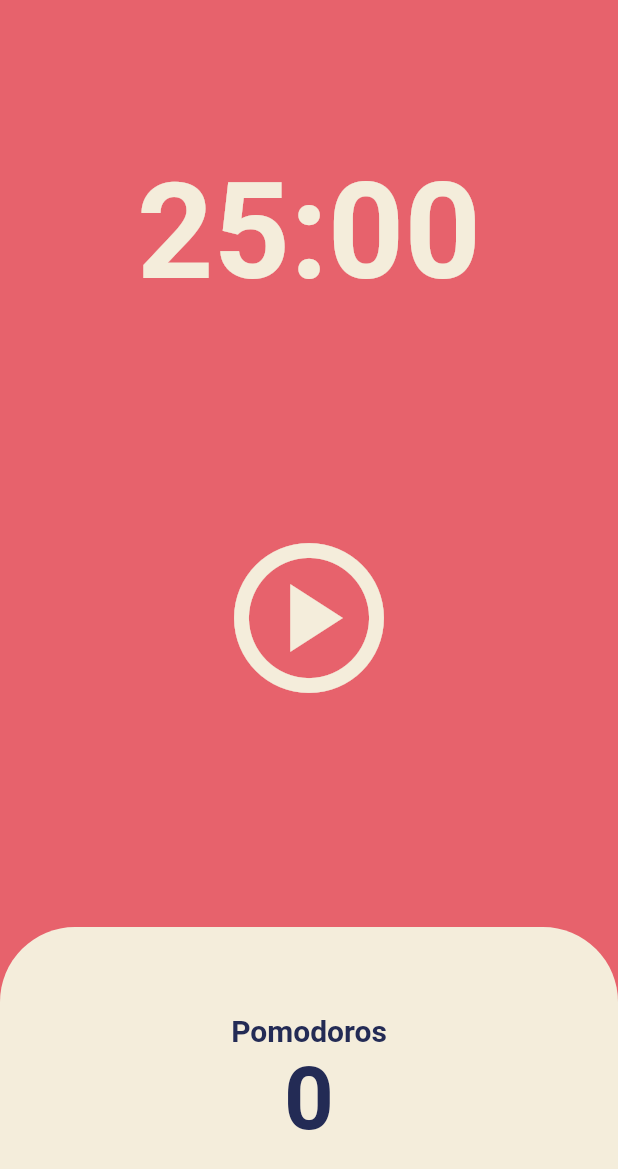
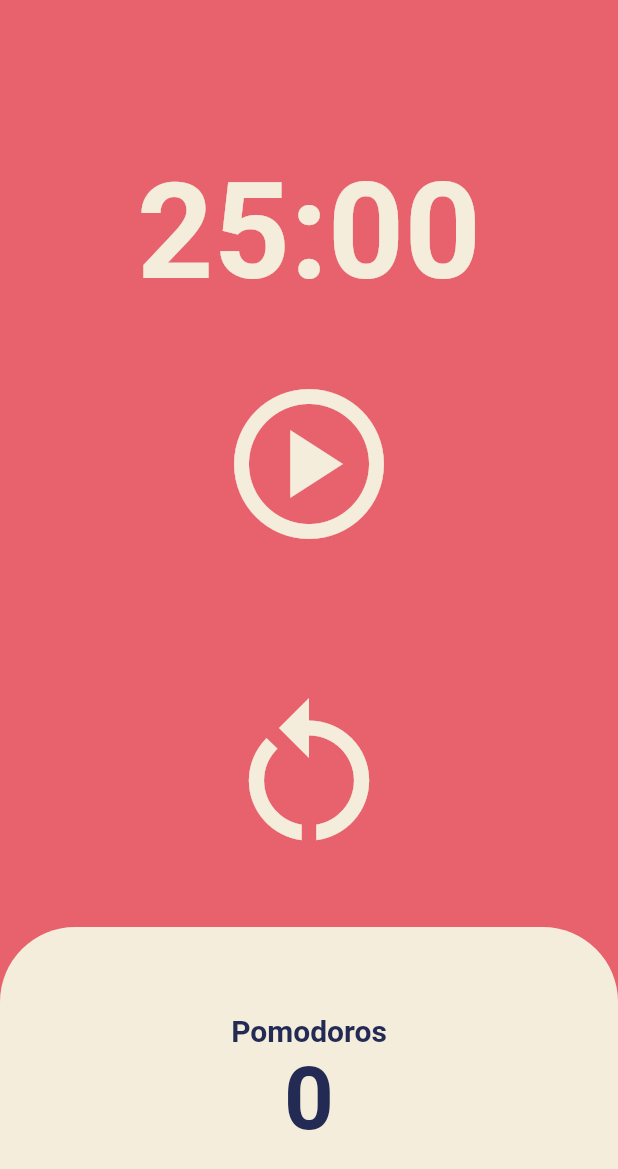
Before and after one commit to qws0708/2023_Flutter, a Flutter app: the screen it shows after launch, on a phone screen of 412 x 824 dp. Shown: the top 1169 px of the screen. Run offline on Flutter 3.47's test engine with Material 2 defaults, Android fonts, the phone set to English and light mode, and no system bars.

Commit message:
add restart button funtion

```diff
--- a/Pomodo_Application/lib/screens/home_screen.dart
+++ b/Pomodo_Application/lib/screens/home_screen.dart
@@ -10,7 +10,7 @@ class HomeScreen extends StatefulWidget {
 }
 
 class _HomeScreenState extends State<HomeScreen> {
-  static const twentyFiveMinutes = 1500;
+  static const twentyFiveMinutes = 1500; // timer 시간 설정
   int totalSeconds = twentyFiveMinutes;
   bool isRunning = false;
   int totalPomodoros = 0;
@@ -50,6 +50,14 @@ class _HomeScreenState extends State<HomeScreen> {
     });
   }
 
+  void onRestartPressed() {
+    timer.cancel();
+    setState(() {
+      totalSeconds = twentyFiveMinutes;
+      isRunning = false;
+    });
+  }
+
   String format(int seconds) {
     var duration = Duration(seconds: seconds);
     return duration.toString().split('.').first.substring(2, 7);
@@ -75,7 +83,7 @@ class _HomeScreenState extends State<HomeScreen> {
             ),
           ),
           Flexible(
-            flex: 2,
+            flex: 1,
             child: Center(
               child: IconButton(
                 iconSize: 120,
@@ -84,6 +92,17 @@ class _HomeScreenState extends State<HomeScreen> {
                     ? Icons.pause_circle_outlined
                     : Icons.play_circle_outlined),
                 onPressed: isRunning ? onPausePressed : onStartPressed,
+              ),
+            ),
+          ),
+          Flexible(
+            flex: 1,
+            child: Center(
+              child: IconButton(
+                iconSize: 120,
+                color: Theme.of(context).cardColor,
+                icon: const Icon(Icons.restart_alt),
+                onPressed: onRestartPressed,
               ),
             ),
           ),
```
